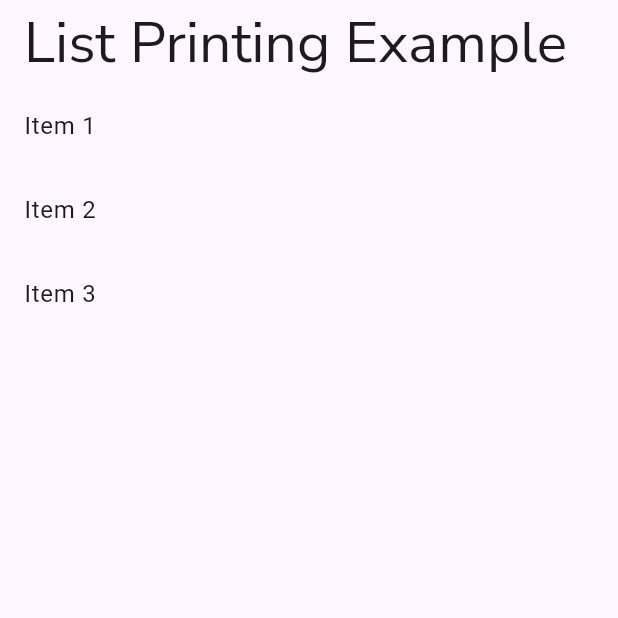
After one commit to Ronakmewara/sign, a Flutter app: the ListPrinter screen opened directly, on a phone screen of 412 x 824 dp, the top half of it. The commit adds this screen. Run offline on Flutter 3.47's test engine with Material 3 defaults, Android fonts, the phone set to English and light mode, and no system bars; our stand-ins replace bloc, cached_network_image, device_preview, dio, flutter_bloc, flutter_form_builder and 11 more; missing offline and left inert: drag_and_drop_lists, month_year_picker; accounts and stored records are empty; generated files the repository leaves out were written again.

```diff
--- /dev/null
+++ b/lib/D_Injection/construnctor.dart
@@ -0,0 +1,50 @@
+import 'package:flutter/material.dart';
+
+
+class DataService {
+  List<String> fetchData() {
+    return ["Item 1", "Item 2", "Item 3"];
+  }
+}
+
+
+class ListPrinter extends StatelessWidget {
+  final DataService dataService;
+
+  ListPrinter({required this.dataService});
+
+  @override
+  Widget build(BuildContext context) {
+    List<String> items = dataService.fetchData();
+
+    return Scaffold(
+      appBar: AppBar(
+        title: Text('List Printing Example'),
+      ),
+      body: ListView.builder(
+        itemCount: items.length,
+        itemBuilder: (context, index) {
+          return ListTile(
+            title: Text(items[index]),
+          );
+        },
+      ),
+    );
+  }
+}
+
+void main() {
+  runApp(MyApp());
+}
+
+class MyApp extends StatelessWidget {
+  @override
+  Widget build(BuildContext context) {
+    return MaterialApp(
+      title: 'List Printing Demo',
+      home: ListPrinter(
+        dataService: DataService(),
+      ),
+    );
+  }
+}
--- /dev/null
+++ b/lib/D_Injection/setter.dart
@@ -0,0 +1,60 @@
+import 'package:flutter/material.dart';
+
+// Example dependency class
+class DataService {
+  List<String> fetchData() {
+    return ["Item 1", "Item 2", "Item 3"];
+  }
+}
+
+// Widget that uses setter injection
+class ListPrinter extends StatelessWidget {
+  DataService? _dataService;
+
+  set dataService(DataService dataService) {
+    _dataService = dataService;
+  }
+
+  @override
+  Widget build(BuildContext context) {
+    if (_dataService == null) {
+      throw Exception('DataService must be set before building ListPrinter');
+    }
+
+    List<String> items = _dataService!.fetchData();
+
+    return Scaffold(
+      appBar: AppBar(
+        title: Text('List Printing Example'),
+      ),
+      body: ListView.builder(
+        itemCount: items.length,
+        itemBuilder: (context, index) {
+          return ListTile(
+            title: Text(items[index]),
+          );
+        },
+      ),
+    );
+  }
+}
+
+void main() {
+  runApp(MyApp());
+}
+
+class MyApp extends StatelessWidget {
+  @override
+  Widget build(BuildContext context) {
+    DataService dataService = DataService();
+    ListPrinter listPrinter = ListPrinter();
+
+    // Setting the dependency through setter injection
+    listPrinter.dataService = dataService;
+
+    return MaterialApp(
+      title: 'List Printing Demo',
+      home: listPrinter,
+    );
+  }
+}
--- a/lib/Module/beerlist_app_without_bloc/beer_infinite_listing.dart
+++ b/lib/Module/beerlist_app_without_bloc/beer_infinite_listing.dart
@@ -55,8 +55,8 @@ class _InfiniteListState extends  State<InfiniteListWithoutBloc> {
       }
     });
     try {
+
       String url = 'https://api.punkapi.com/v2/beers?page=$pageKey&per_page=10';
-
       if (foodSearch.isNotEmpty) {
         url += '&food=$foodSearch';
       }
@@ -176,7 +176,7 @@ class _InfiniteListState extends  State<InfiniteListWithoutBloc> {
           list: _list,
           scrollController: scrollController,
           isLoading: _isLoading,
-          colors: colors,
+          colors: colors
         ));
   }
 }
--- a/lib/presentation/beerlist_app_bloc/presentation/widgets/beer_card_list/beer_card_list.dart
+++ b/lib/presentation/beerlist_app_bloc/presentation/widgets/beer_card_list/beer_card_list.dart
@@ -30,12 +30,13 @@ class BeerCard extends StatelessWidget {
           if (index == list.length) {
             return const Center(child: CircularProgressIndicator());
           } else {
+            var color = colors[index % 5].toString();
             final singleData = list[index];
 
             return GestureDetector(
               onTap: () {
 
-                context.go("${RouterConstants.beerDetailsRoute}/$index", extra: singleData ,   );
+                context.go("${RouterConstants.beerDetailsRoute}/$index/$color", extra: singleData ,   );
                 // Navigator.push(
                 //     context,
                 //     (MaterialPageRoute(
--- a/lib/router/router_config.dart
+++ b/lib/router/router_config.dart
@@ -72,13 +72,14 @@ class MyRouter {
 
 
         GoRoute(name: 'BeerDetailsPage',
-            path:"${RouterConstants.beerDetailsRoute}/:index",
+            path:"${RouterConstants.beerDetailsRoute}/:index/:color",
             builder: (context, state) {
 
-              final index = state.pathParameters['index'] as String;
+              final index = state.pathParameters['index']! as String;
+              final String color = state.pathParameters['color']!;
 
        final Beer beer = state.extra! as Beer;
-              return  BeerDetailsPage(beerDetails: beer, index: index);
+              return  BeerDetailsPage(beerDetails: beer, index: index , color: color,);
             }),
 
       ]);
```
Also changed, not shown: lib/presentation/beerlist_app_bloc/presentation/screens/beer_details/beer_details.dart (+8 -6 lines), pubspec.lock.
